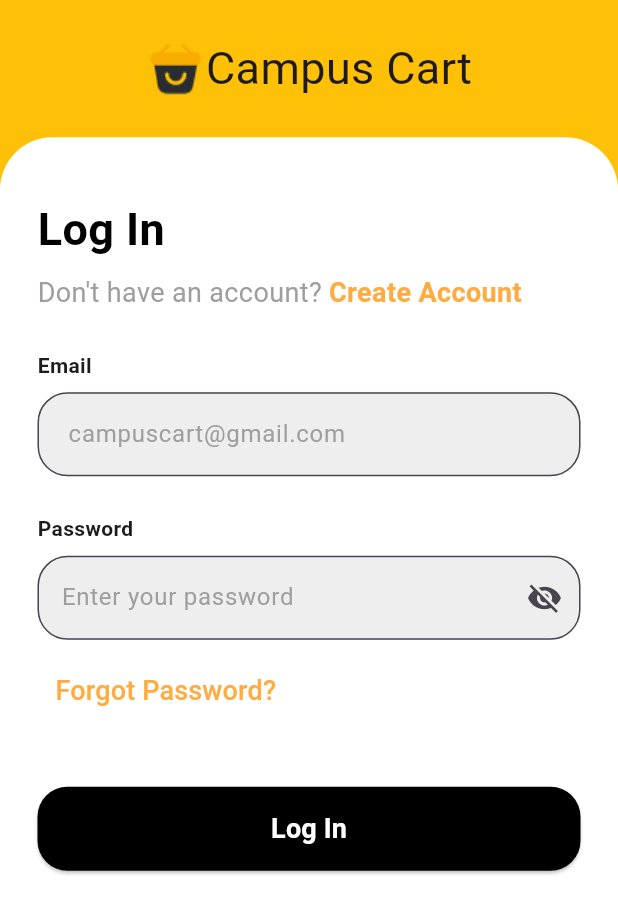
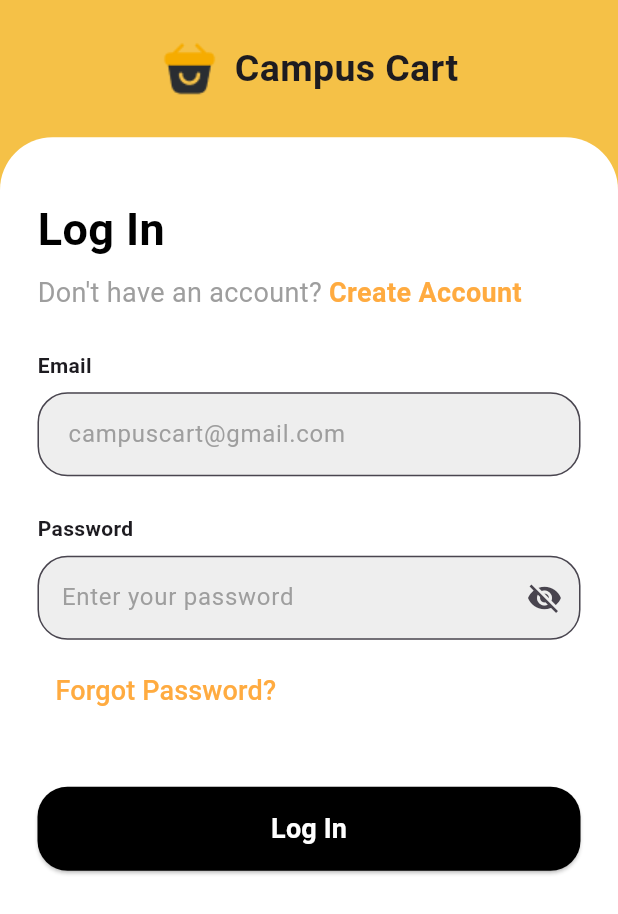
Before and after one commit to eobolo/CAMPUS_CART_MOBILE_APP_GROUP_10, a Flutter app: the SignIn screen opened by its route, on a phone screen of 412 x 824 dp. Shown: the top 914 px of the screen. Run offline on Flutter 3.47's test engine with Material 3 defaults, Android fonts, the phone set to English and light mode, and no system bars; our stand-ins replace firebase_auth, firebase_core, firebase_database, get; accounts and stored records are empty; Roboto replaces fonts that are missing (Recoleta).

Commit message:
new updates

```diff
--- a/campus_cart/lib/routes/auth/login.dart
+++ b/campus_cart/lib/routes/auth/login.dart
@@ -17,7 +17,7 @@ class _SignInState extends State<SignIn> {
   @override
   Widget build(BuildContext context) {
     return Scaffold(
-      backgroundColor: Colors.amber,
+      backgroundColor: const Color(0xFFF5C147),
       // appBar: AppBar(
       //   title: const Center(
       //     child: Text('Campus Cart',
@@ -30,7 +30,7 @@ class _SignInState extends State<SignIn> {
       body: SafeArea(
         child: Column(
           children: [
-            const Expanded(
+            Expanded(
               flex: 1,
               child: Center(
                 child: Row(
@@ -45,10 +45,15 @@ class _SignInState extends State<SignIn> {
                             fit: BoxFit.cover),
                       ),
                     ),
+                    const SizedBox(
+                      width: 10.0,
+                    ),
                     Text(
                       'Campus Cart',
                       style: TextStyle(
-                        fontSize: 30,
+                        fontSize: 25,
+                        fontWeight: FontWeight.w700,
+                        fontFamily: "Recoleta",
                       ),
                     ),
                   ],
@@ -87,7 +92,7 @@ class _SignInState extends State<SignIn> {
                             const Text(
                               "Don't have an account? ",
                               style:
-                              TextStyle(color: Colors.grey, fontSize: 18),
+                                  TextStyle(color: Colors.grey, fontSize: 18),
                             ),
                             GestureDetector(
                               onTap: _onSignUp,
@@ -141,9 +146,8 @@ class _SignInState extends State<SignIn> {
                         Align(
                           alignment: Alignment.bottomLeft,
                           child: TextButton(
-                            onPressed: () {
-
-                            },
+                            // onpress forhot password handle navigation
+                            onPressed: () {},
                             child: const Text(
                               'Forgot Password?',
                               style: TextStyle(
@@ -155,6 +159,7 @@ class _SignInState extends State<SignIn> {
                         ),
                         const SizedBox(height: 40.0),
                         ElevatedButton(
+                          // onpressed login validate form and also validate database before redirecting to homepage
                           onPressed: () {},
                           style: ElevatedButton.styleFrom(
                             padding: const EdgeInsets.symmetric(vertical: 15.0),
--- a/campus_cart/lib/routes/auth/terms_and_conditions.dart
+++ b/campus_cart/lib/routes/auth/terms_and_conditions.dart
@@ -21,7 +21,7 @@ class _TermsAndConditionsState extends State<TermsAndConditions> {
   @override
   Widget build(BuildContext context) {
     return Scaffold(
-      backgroundColor: Splashvisuals.boxDecorationColorB,
+      backgroundColor: const Color(0xFFF5C147),
       body: Column(
         crossAxisAlignment: CrossAxisAlignment.start,
         children: [
@@ -30,7 +30,7 @@ class _TermsAndConditionsState extends State<TermsAndConditions> {
             width: double.infinity,
             height: 170.0, // Same height as the previous AppBar
             decoration: BoxDecoration(
-              color: Splashvisuals.boxDecorationColorB,
+              color: const Color(0xFFF5C147),
             ),
             child: Padding(
               padding: const EdgeInsets.only(
@@ -211,7 +211,7 @@ class _TermsAndConditionsState extends State<TermsAndConditions> {
       child: Text(
         title,
         style: TextStyle(
-          color: Splashvisuals.boxDecorationColorB,
+          color: const Color(0xFFF5C147),
           fontSize: 18.0,
           fontWeight: FontWeight.bold,
         ),
```
